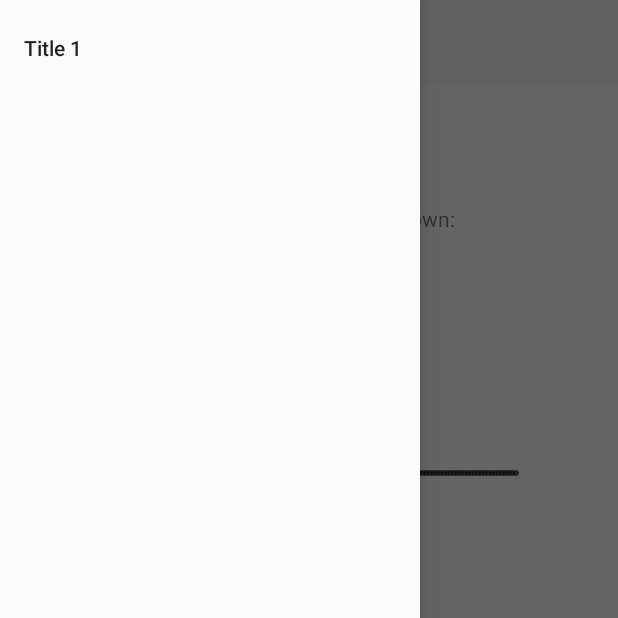
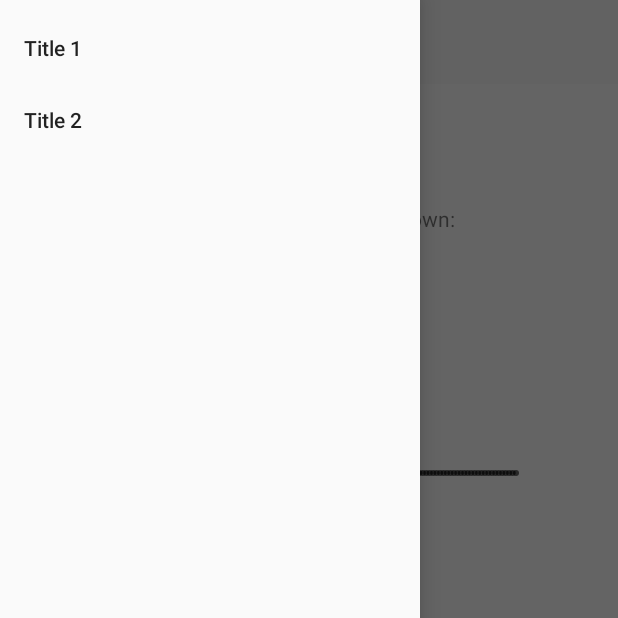
Before and after one commit to willw00/IntervalTracker, an Android app: the screen it shows after launch (MainActivity), with the side drawer open, on a phone screen of 412 x 824 dp, the top half of it. Run offline under Robolectric (Android 15) with nearby library versions, the phone set to English and light mode, and no system bars.

Commit message:
Select drawer items

```diff
--- a/app/src/main/java/com/example/willweiss/intervaltracker/MainActivity.kt
+++ b/app/src/main/java/com/example/willweiss/intervaltracker/MainActivity.kt
@@ -24,8 +24,6 @@ class MainActivity : AppCompatActivity() {
     private val intervalSet = IntervalSet(listOf(
             Interval("First!", 10),
             Interval("Second!", 10)))
-
-    private lateinit var mDrawerLayout: DrawerLayout
 
     val progressBarHandler = Handler() {message ->
         if (message.what == UPDATE_PROGRESS_BAR) {
@@ -55,7 +53,11 @@ class MainActivity : AppCompatActivity() {
             setHomeAsUpIndicator(R.drawable.ic_menu_black_24dp)
         }
 
-        mDrawerLayout = drawer_layout
+        navDrawer.setNavigationItemSelectedListener { menuItem ->
+            menuItem.isChecked = true
+            drawer_layout.closeDrawers()
+            true
+        }
 
         timePickerListener = TimePickerChangeListener(pickedTime)
 
@@ -67,7 +69,7 @@ class MainActivity : AppCompatActivity() {
     override fun onOptionsItemSelected(item: MenuItem): Boolean {
         return when (item.itemId) {
             android.R.id.home -> {
-                mDrawerLayout.openDrawer(GravityCompat.START)
+                drawer_layout.openDrawer(GravityCompat.START)
                 true
             }
             else -> super.onOptionsItemSelected(item)
--- a/app/src/main/res/menu/drawer_view.xml
+++ b/app/src/main/res/menu/drawer_view.xml
@@ -6,5 +6,8 @@
         <item
             android:id="@+id/item_1"
             android:title="Title 1"/>
+        <item
+            android:id="@+id/item_2"
+            android:title="Title 2"/>
     </group>
 </menu>
```
